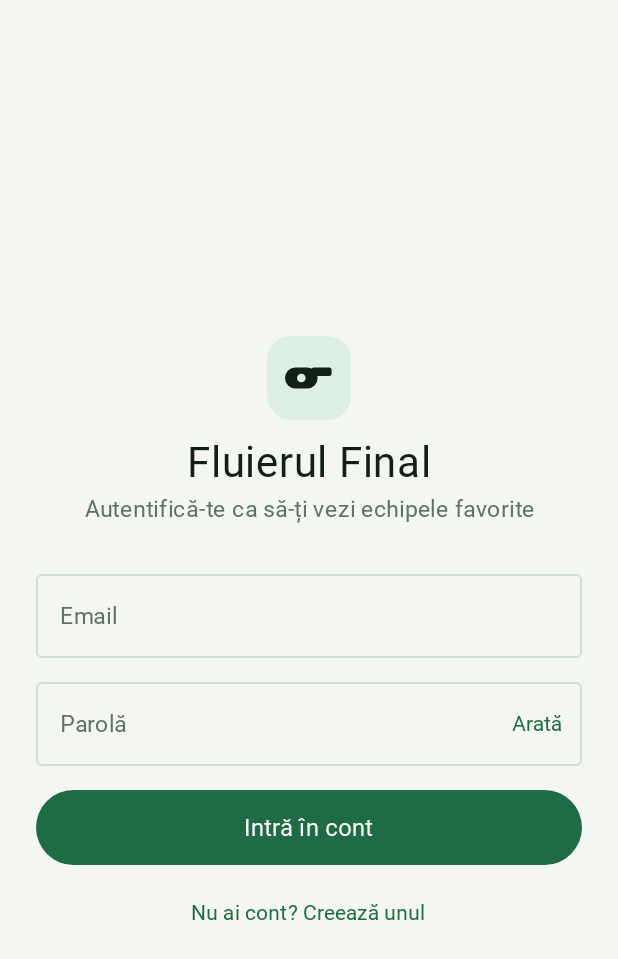
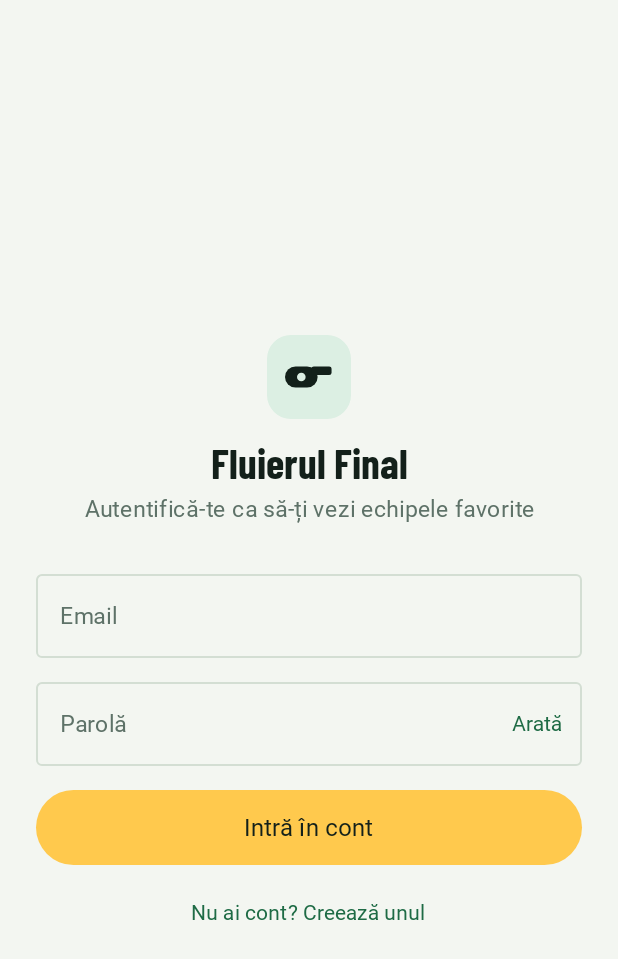
Before and after one commit to mitanu04/FotbalApp, an Android app built with Jetpack Compose: the composable LoginScreen shown on its own in the app's theme, on a phone screen of 412 x 824 dp. Shown: the top 959 px of the screen. Run offline under Robolectric (Android 15) with nearby library versions, the phone set to English and light mode, and no system bars; our stand-ins replace Dagger/Hilt's generated code, Shimmer; libraries missing offline, so code that uses them is left out: androidx.hilt.lifecycle; pictures from the network do not load; Roboto replaces fonts that are not available here.

Commit message:
Fix 1: login title invisible in dark mode
The login screen is not inside a Scaffold/Surface, so a Text without an explicit color
fell back to black. The screen is now wrapped in a Surface (contentColor = onBackground);
the title uses the theme's large Barlow Condensed style and onBackground; the submit
button is the gold main action.

Audit of hardcoded colors outside ui/theme: no text or icon colors left. Remaining:
MainActivity system bar style (Color.TRANSPARENT, required for edge-to-edge) and the
bottom bar indicator (Color.Transparent, intentional: no pill behind the active tab).

```diff
--- a/app/src/main/java/ro/fluierulfinal/ui/auth/LoginScreen.kt
+++ b/app/src/main/java/ro/fluierulfinal/ui/auth/LoginScreen.kt
@@ -16,10 +16,10 @@ import androidx.compose.foundation.shape.RoundedCornerShape
 import androidx.compose.foundation.text.KeyboardActions
 import androidx.compose.foundation.text.KeyboardOptions
 import androidx.compose.foundation.verticalScroll
-import androidx.compose.material3.Button
 import androidx.compose.material3.CircularProgressIndicator
 import androidx.compose.material3.MaterialTheme
 import androidx.compose.material3.OutlinedTextField
+import androidx.compose.material3.Surface
 import androidx.compose.material3.Text
 import androidx.compose.material3.TextButton
 import androidx.compose.runtime.Composable
@@ -41,6 +41,7 @@ import androidx.compose.ui.unit.dp
 import androidx.compose.ui.unit.sp
 import androidx.hilt.lifecycle.viewmodel.compose.hiltViewModel
 import androidx.lifecycle.compose.collectAsStateWithLifecycle
+import ro.fluierulfinal.ui.components.PrimaryActionButton
 import ro.fluierulfinal.ui.components.WhistleLogo
 
 /** Login / Register on one screen; a link at the bottom switches between the two modes. */
@@ -52,15 +53,21 @@ fun LoginScreen(viewModel: AuthViewModel = hiltViewModel()) {
     var showPassword by rememberSaveable { mutableStateOf(false) }
     val passwordTransformation = if (showPassword) VisualTransformation.None else PasswordVisualTransformation()
 
+    // Surface sets the default content color (onBackground) for every Text below; without it,
+    // a Text with no explicit color falls back to black, invisible on the dark background.
+    Surface(color = colors.background, contentColor = colors.onBackground, modifier = Modifier.fillMaxSize()) {
         Column(
-        modifier = Modifier.fillMaxSize().background(colors.background).safeDrawingPadding().imePadding()
+            modifier = Modifier.fillMaxSize().safeDrawingPadding().imePadding()
                 .verticalScroll(rememberScrollState()).padding(24.dp),
             horizontalAlignment = Alignment.CenterHorizontally,
             verticalArrangement = Arrangement.Center,
         ) {
             Spacer(Modifier.height(32.dp))
             WhistleLogo(Modifier.size(56.dp).clip(RoundedCornerShape(16.dp)).background(colors.primaryContainer).padding(12.dp))
-        Text("Fluierul Final", fontSize = 28.sp, fontWeight = FontWeight.Bold, modifier = Modifier.padding(top = 12.dp))
+            Text(
+                "Fluierul Final", style = MaterialTheme.typography.headlineMedium, color = colors.onBackground,
+                modifier = Modifier.padding(top = 12.dp),
+            )
             Text(
                 if (state.isRegister) "Creează-ți un cont" else "Autentifică-te ca să-ți vezi echipele favorite",
                 color = colors.onSurfaceVariant, textAlign = TextAlign.Center, modifier = Modifier.padding(top = 4.dp, bottom = 24.dp),
@@ -107,20 +114,24 @@ fun LoginScreen(viewModel: AuthViewModel = hiltViewModel()) {
             state.error?.let { Message(it, colors.error, colors.errorContainer) }
             state.info?.let { Message(it, colors.onSecondaryContainer, colors.secondaryContainer) }
 
-        Button(
+            // main action: gold in both themes (tertiary), see PrimaryActionButton
+            val submitLabel = if (state.isRegister) "Creează cont" else "Intră în cont"
+            PrimaryActionButton(
+                text = submitLabel,
                 onClick = { focus.clearFocus(); viewModel.submit() },
                 enabled = !state.loading,
                 modifier = Modifier.fillMaxWidth().padding(top = 16.dp).height(50.dp),
             ) {
                 if (state.loading) {
-                CircularProgressIndicator(Modifier.size(22.dp), color = colors.onPrimary, strokeWidth = 2.dp)
+                    CircularProgressIndicator(Modifier.size(22.dp), color = colors.onTertiary, strokeWidth = 2.dp)
                 } else {
-                Text(if (state.isRegister) "Creează cont" else "Intră în cont", fontSize = 16.sp)
+                    Text(submitLabel, style = MaterialTheme.typography.labelLarge.copy(fontSize = 16.sp))
                 }
             }
 
             TextButton(onClick = viewModel::toggleMode, enabled = !state.loading, modifier = Modifier.padding(top = 8.dp)) {
                 Text(if (state.isRegister) "Ai deja cont? Autentifică-te" else "Nu ai cont? Creează unul")
+            }
         }
     }
 }
```
Lines whose indentation alone changed are shown as unchanged.
